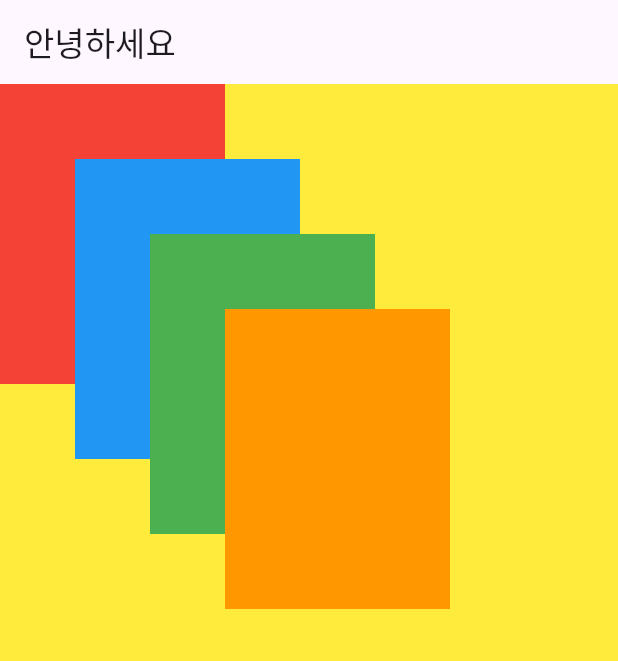
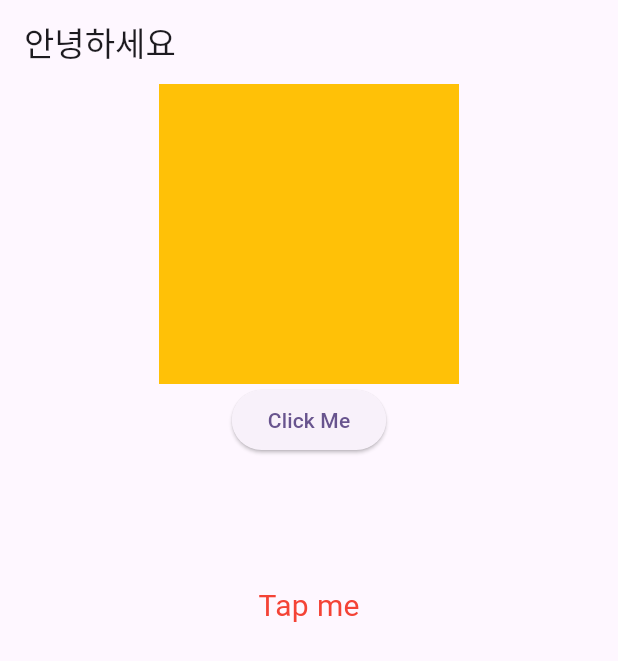
Before and after one commit to brian-jteom/flutter_lecture, a Flutter app: the screen it shows after launch, on a phone screen of 412 x 824 dp. Shown: the top 661 px of the screen. Run offline on Flutter 3.47's test engine with Material 3 defaults, Android fonts, the phone set to English and light mode, and no system bars.

Commit message:
button click 및 gestureDetector 클릭 이벤트

```diff
--- a/lib/main.dart
+++ b/lib/main.dart
@@ -35,39 +35,37 @@ class _MyHomePageState extends State<MyHomePage> {
       appBar: AppBar(
         title: const Text("안녕하세요"),
       ),
-      body: Container(
-        width: MediaQuery.of(context).size.width,
-        height: MediaQuery.of(context).size.height,
-        color: Colors.yellow,
-        child: Stack(
+      body: Center(
+        child: Column(
           children: [
-            Container(
-              width: 150,
-              height: 200,
-              color: Colors.red,
-            ),
-            Container(
-              width: 150,
-              height: 200,
-              margin: const EdgeInsets.only(top: 50, left: 50),
-              color: Colors.blue,
-            ),
-            Positioned(
-              left: 100,
-              top: 100,
-              // right: 10,
-              // bottom: 10,
+            GestureDetector(
+              onTap: () => print("gesture detect on tap"),
               child: Container(
-                width: 150,
+                width: 200,
                 height: 200,
-                color: Colors.green,
+                color: Colors.amber,
               ),
             ),
-            Container(
-              width: 150,
-              height: 200,
-              margin: const EdgeInsets.only(top: 150, left: 150),
-              color: Colors.orange,
+            ElevatedButton(
+              onPressed: () {
+                print('Button clicked!');
+              },
+              child: Text('Click Me'),
+            ),
+            GestureDetector(
+              onTap: () => print("gesture detect on tap 3"),
+              onDoubleTap: () => print('Container double-clicked!'),
+              onLongPress: () => print('Container long-pressed!'),
+              child: Container(
+                width: 200,
+                height: 200,
+                child: const Center(
+                  child: Text(
+                    'Tap me',
+                    style: TextStyle(color: Colors.red, fontSize: 20),
+                  ),
+                ),
+              ),
             ),
           ],
         ),
```
